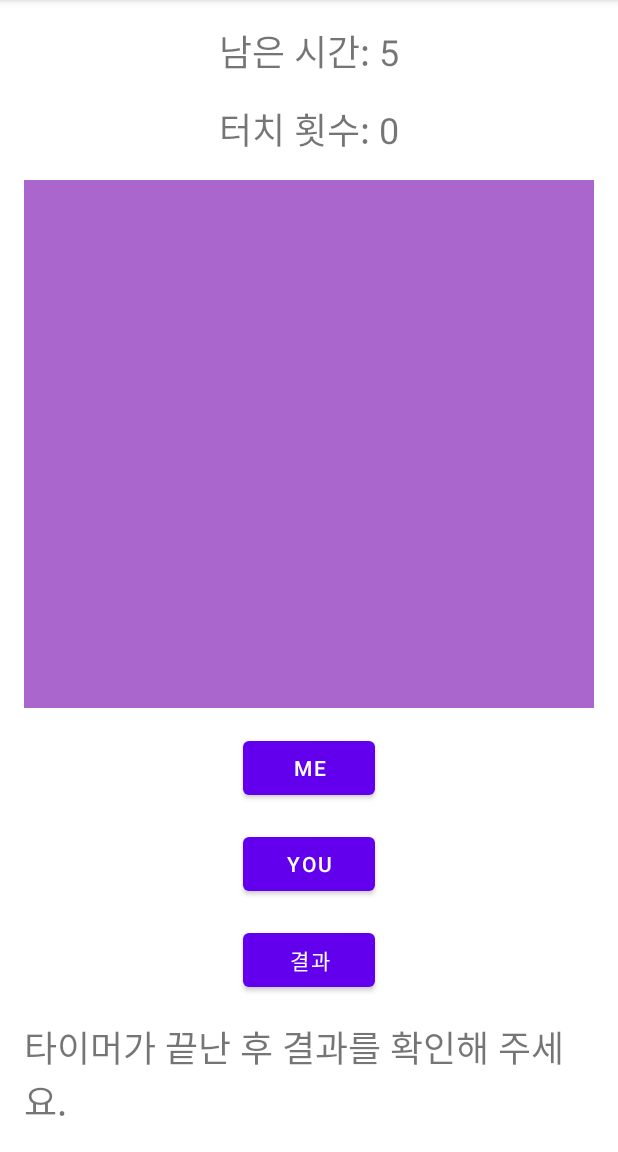
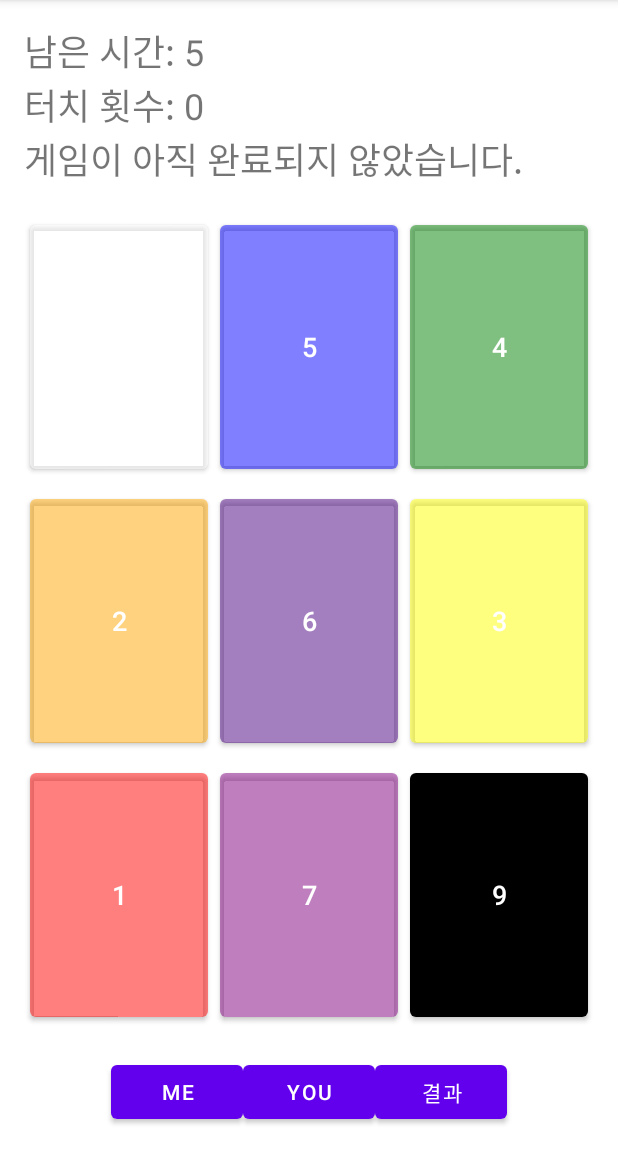
Before and after one commit to Srat00/Android_Bluetooth_Playbox, an Android app: the TouchActivity_dongwon screen opened directly, with no data from a screen before it, after a tap on "결과", on a phone screen of 412 x 824 dp, the part 84-1236 px from its top. Run offline under Robolectric (Android 15) with nearby library versions, the light colour scheme and no system bars; 2 other taps on this screen came first.

Commit message:
액티비티 수정
touch,rhythm activity수정

```diff
--- a/app/src/main/java/com/example/baseapp/TouchActivity_dongwon.java
+++ b/app/src/main/java/com/example/baseapp/TouchActivity_dongwon.java
@@ -2,42 +2,53 @@ package com.example.baseapp;
 
 import android.os.Bundle;
 import android.os.CountDownTimer;
-import android.view.MotionEvent;
 import android.view.View;
 import android.widget.Button;
+import android.widget.GridLayout;
 import android.widget.TextView;
 import androidx.appcompat.app.AppCompatActivity;
+import java.util.ArrayList;
+import java.util.Collections;
+import java.util.List;
 
 public class TouchActivity_dongwon extends AppCompatActivity {
     TextView timerTextView;
     TextView countTextView;
     TextView resultTextView;
     CountDownTimer countDownTimer;
-    int touchCountMe = 0;
-    int touchCountYou = 0;
-    boolean isMeTurn = false;
-    boolean isYouTurn = false;
+    int currentNumber = 1;
+    long startTime;
+    long endTime;
+    List<Button> buttons;
+    String[] colors = {"#80FF0000", "#80FFA500", "#80FFFF00", "#80008000", "#800000FF", "#804B0082", "#80800080", "#80FFFFFF", "black"}; // 빨강, 주황, 노랑, 초록, 파랑, 남색, 보라, 흰색, 검정
 
     @Override
     protected void onCreate(Bundle savedInstanceState) {
         super.onCreate(savedInstanceState);
-        setContentView(R.layout.activity_touch2);
+        setContentView(R.layout.activity_touch2); // 레이아웃 파일을 설정
 
         timerTextView = findViewById(R.id.timerTextView);
         countTextView = findViewById(R.id.countTextView);
         resultTextView = findViewById(R.id.resultTextView);
-        View purpleArea = findViewById(R.id.purpleArea);
+        GridLayout gridLayout = findViewById(R.id.gridLayout); // gridLayout ID 수정
         Button meButton = findViewById(R.id.meButton);
         Button youButton = findViewById(R.id.youButton);
         Button resultButton = findViewById(R.id.resultButton);
+
+        // GridLayout 안의 버튼들 가져오기
+        buttons = new ArrayList<>();
+        for (int i = 0; i < gridLayout.getChildCount(); i++) {
+            View child = gridLayout.getChildAt(i);
+            if (child instanceof Button) {
+                buttons.add((Button) child);
+            }
+        }
 
         // Me 버튼 클릭 시
         meButton.setOnClickListener(new View.OnClickListener() {
             @Override
             public void onClick(View v) {
-                isMeTurn = true;
-                isYouTurn = false;
-                touchCountMe = 0;  // 타이머 시작 전에 카운트 초기화
+                resetGame();
                 startTimer();
             }
         });
@@ -46,9 +57,7 @@ public class TouchActivity_dongwon extends AppCompatActivity {
         youButton.setOnClickListener(new View.OnClickListener() {
             @Override
             public void onClick(View v) {
-                isMeTurn = false;
-                isYouTurn = true;
-                touchCountYou = 0;  // 타이머 시작 전에 카운트 초기화
+                resetGame();
                 startTimer();
             }
         });
@@ -57,33 +66,39 @@ public class TouchActivity_dongwon extends AppCompatActivity {
         resultButton.setOnClickListener(new View.OnClickListener() {
             @Override
             public void onClick(View v) {
-                if (isMeTurn || isYouTurn) {
-                    resultTextView.setText("타이머가 끝난 후 결과를 확인해 주세요.");
+                if (endTime > 0) {
+                    long duration = (endTime - startTime) / 1000;
+                    resultTextView.setText("걸린 시간: " + duration + " 초");
                 } else {
-                    showResult();
+                    resultTextView.setText("게임이 아직 완료되지 않았습니다.");
                 }
             }
         });
 
-        // 보라색 구역 터치 시
-        purpleArea.setOnTouchListener(new View.OnTouchListener() {
-            @Override
-            public boolean onTouch(View v, MotionEvent event) {
-                if (event.getAction() == MotionEvent.ACTION_DOWN) {
-                    if (isMeTurn) {
-                        touchCountMe++;
-                    } else if (isYouTurn) {
-                        touchCountYou++;
+        // 각 버튼에 클릭 리스너 설정
+        for (final Button button : buttons) {
+            button.setOnClickListener(new View.OnClickListener() {
+                @Override
+                public void onClick(View v) {
+                    if (button.getText().toString().equals(String.valueOf(currentNumber))) {
+                        button.setEnabled(false);
+                        currentNumber++;
+                        if (currentNumber > 9) {
+                            endTime = System.currentTimeMillis();
+                            countDownTimer.cancel();
+                            timerTextView.setText("게임 종료");
+                        }
                     }
-                    updateTouchCount();
                 }
-                return true;
-            }
-        });
+            });
+        }
     }
 
     // 타이머 시작
     private void startTimer() {
+        startTime = System.currentTimeMillis();
+        endTime = 0;
+        currentNumber = 1;
         countDownTimer = new CountDownTimer(10000, 1000) {
             @Override
             public void onTick(long millisUntilFinished) {
@@ -93,32 +108,21 @@ public class TouchActivity_dongwon extends AppCompatActivity {
             @Override
             public void onFinish() {
                 timerTextView.setText("남은 시간: 0");
-                isMeTurn = false;
-                isYouTurn = false;
-                updateTouchCount();
+                resultTextView.setText("시간 초과!");
             }
         }.start();
     }
 
-    // 터치 횟수 업데이트
-    private void updateTouchCount() {
-        if (isMeTurn) {
-            countTextView.setText("Me 터치 횟수: " + touchCountMe);
-        } else if (isYouTurn) {
-            countTextView.setText("You 터치 횟수: " + touchCountYou);
+    // 게임 리셋
+    private void resetGame() {
+        Collections.shuffle(buttons);
+        for (int i = 0; i < buttons.size(); i++) {
+            buttons.get(i).setText(String.valueOf(i + 1));
+            buttons.get(i).setEnabled(true);
+            buttons.get(i).setBackgroundColor(android.graphics.Color.parseColor(colors[i]));
         }
-    }
-
-    // 결과 표시
-    private void showResult() {
-        String result;
-        if (touchCountMe > touchCountYou) {
-            result = "Me가 승리했습니다!";
-        } else if (touchCountYou > touchCountMe) {
-            result = "You가 승리했습니다!";
-        } else {
-            result = "동점입니다!";
-        }
-        resultTextView.setText(result);
+        resultTextView.setText("");
+        timerTextView.setText("남은 시간: 10");
+        countTextView.setText("터치 횟수: 0");
     }
 }
--- a/app/src/main/res/layout/activity_touch2.xml
+++ b/app/src/main/res/layout/activity_touch2.xml
@@ -10,57 +10,67 @@
         android:layout_width="wrap_content"
         android:layout_height="wrap_content"
         android:text="남은 시간: 10"
-        android:textSize="24sp"
-        android:layout_gravity="center"
-        android:layout_marginBottom="16dp"/>
+        android:textSize="24sp" />
 
     <TextView
         android:id="@+id/countTextView"
         android:layout_width="wrap_content"
         android:layout_height="wrap_content"
         android:text="터치 횟수: 0"
+        android:textSize="24sp" />
+
+    <TextView
+        android:id="@+id/resultTextView"
+        android:layout_width="wrap_content"
+        android:layout_height="wrap_content"
+        android:text="결과가 여기에 표시됩니다"
         android:textSize="24sp"
-        android:layout_gravity="center"
-        android:layout_marginBottom="16dp"/>
+        android:layout_marginBottom="16dp" />
 
-    <View
-        android:id="@+id/purpleArea"
+    <GridLayout
+        android:id="@+id/gridLayout"
         android:layout_width="match_parent"
         android:layout_height="0dp"
         android:layout_weight="1"
-        android:background="@android:color/holo_purple"
-        android:layout_marginBottom="16dp"/>
+        android:columnCount="3"
+        android:rowCount="3"
+        android:layout_marginBottom="16dp">
+
+        <!-- 각 구역의 버튼을 정의합니다. -->
+        <Button android:id="@+id/button1" style="@style/GridButtonRed" />
+        <Button android:id="@+id/button2" style="@style/GridButtonOrange" />
+        <Button android:id="@+id/button3" style="@style/GridButtonYellow" />
+        <Button android:id="@+id/button4" style="@style/GridButtonGreen" />
+        <Button android:id="@+id/button5" style="@style/GridButtonBlue" />
+        <Button android:id="@+id/button6" style="@style/GridButtonIndigo" />
+        <Button android:id="@+id/button7" style="@style/GridButtonPurple" />
+        <Button android:id="@+id/button8" style="@style/GridButtonWhite" />
+        <Button android:id="@+id/button9" style="@style/GridButtonRed" /> <!-- 흰색이 중복되어 빨강으로 대체 -->
+    </GridLayout>
+
+    <LinearLayout
+        android:layout_width="match_parent"
+        android:layout_height="wrap_content"
+        android:orientation="horizontal"
+        android:gravity="center">
 
         <Button
             android:id="@+id/meButton"
             android:layout_width="wrap_content"
             android:layout_height="wrap_content"
-        android:text="Me"
-        android:layout_gravity="center"
-        android:layout_marginBottom="16dp"/>
+            android:text="Me" />
 
         <Button
             android:id="@+id/youButton"
             android:layout_width="wrap_content"
             android:layout_height="wrap_content"
-        android:text="You"
-        android:layout_gravity="center"
-        android:layout_marginBottom="16dp"/>
+            android:text="You" />
 
         <Button
             android:id="@+id/resultButton"
             android:layout_width="wrap_content"
             android:layout_height="wrap_content"
-        android:text="결과"
-        android:layout_gravity="center"
-        android:layout_marginBottom="16dp"/>
-
-    <TextView
-        android:id="@+id/resultTextView"
-        android:layout_width="wrap_content"
-        android:layout_height="wrap_content"
-        android:text=""
-        android:textSize="24sp"
-        android:layout_gravity="center"/>
+            android:text="결과" />
+    </LinearLayout>
 
 </LinearLayout>
--- /dev/null
+++ b/app/src/main/res/values/style.xml
@@ -0,0 +1,86 @@
+<resources>
+
+    <!-- 기존의 다른 스타일 정의가 여기에 있을 수 있습니다 -->
+
+    <!-- 각 버튼의 색상 스타일 정의 -->
+    <style name="GridButtonRed">
+        <item name="android:layout_width">0dp</item>
+        <item name="android:layout_height">0dp</item>
+        <item name="android:layout_rowWeight">1</item>
+        <item name="android:layout_columnWeight">1</item>
+        <item name="android:textSize">18sp</item>
+        <item name="android:gravity">center</item>
+        <item name="android:layout_margin">4dp</item>
+    </style>
+
+    <style name="GridButtonOrange">
+        <item name="android:layout_width">0dp</item>
+        <item name="android:layout_height">0dp</item>
+        <item name="android:layout_rowWeight">1</item>
+        <item name="android:layout_columnWeight">1</item>
+        <item name="android:textSize">18sp</item>
+        <item name="android:gravity">center</item>
+        <item name="android:layout_margin">4dp</item>
+    </style>
+
+    <style name="GridButtonYellow">
+        <item name="android:layout_width">0dp</item>
+        <item name="android:layout_height">0dp</item>
+        <item name="android:layout_rowWeight">1</item>
+        <item name="android:layout_columnWeight">1</item>
+        <item name="android:textSize">18sp</item>
+        <item name="android:gravity">center</item>
+        <item name="android:layout_margin">4dp</item>
+    </style>
+
+    <style name="GridButtonGreen">
+        <item name="android:layout_width">0dp</item>
+        <item name="android:layout_height">0dp</item>
+        <item name="android:layout_rowWeight">1</item>
+        <item name="android:layout_columnWeight">1</item>
+        <item name="android:textSize">18sp</item>
+        <item name="android:gravity">center</item>
+        <item name="android:layout_margin">4dp</item>
+    </style>
+
+    <style name="GridButtonBlue">
+        <item name="android:layout_width">0dp</item>
+        <item name="android:layout_height">0dp</item>
+        <item name="android:layout_rowWeight">1</item>
+        <item name="android:layout_columnWeight">1</item>
+        <item name="android:textSize">18sp</item>
+        <item name="android:gravity">center</item>
+        <item name="android:layout_margin">4dp</item>
+    </style>
+
+    <style name="GridButtonIndigo">
+        <item name="android:layout_width">0dp</item>
+        <item name="android:layout_height">0dp</item>
+        <item name="android:layout_rowWeight">1</item>
+        <item name="android:layout_columnWeight">1</item>
+        <item name="android:textSize">18sp</item>
+        <item name="android:gravity">center</item>
+        <item name="android:layout_margin">4dp</item>
+    </style>
+
+    <style name="GridButtonPurple">
+        <item name="android:layout_width">0dp</item>
+        <item name="android:layout_height">0dp</item>
+        <item name="android:layout_rowWeight">1</item>
+        <item name="android:layout_columnWeight">1</item>
+        <item name="android:textSize">18sp</item>
+        <item name="android:gravity">center</item>
+        <item name="android:layout_margin">4dp</item>
+    </style>
+
+    <style name="GridButtonWhite">
+        <item name="android:layout_width">0dp</item>
+        <item name="android:layout_height">0dp</item>
+        <item name="android:layout_rowWeight">1</item>
+        <item name="android:layout_columnWeight">1</item>
+        <item name="android:textSize">18sp</item>
+        <item name="android:gravity">center</item>
+        <item name="android:layout_margin">4dp</item>
+    </style>
+
+</resources>
```
Also changed, not shown: app/src/main/java/com/example/baseapp/RhythmActivity.java (+82 -93 lines), app/src/main/res/layout/activity_rhythm.xml (+6 -29 lines), app/src/main/res/drawable/drum.png (added), 13 other files. Lines whose indentation alone changed are shown as unchanged.
